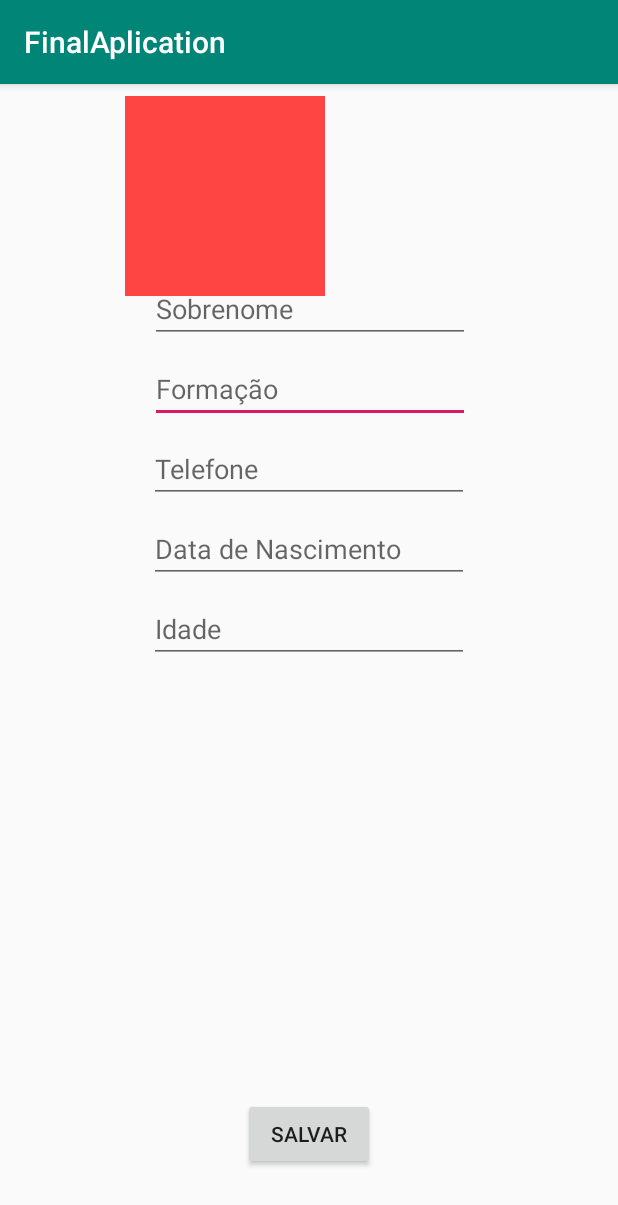
After one commit to lunobepe/projeto-menu, an Android app: the perfil2 screen opened directly, with no data from a screen before it, on a phone screen of 412 x 824 dp. The commit adds this screen. Shown: the top 1205 px of the screen. Run offline under Robolectric (Android 15) with nearby library versions, the phone set to English and light mode, and no system bars.

Commit message:
Adicionando projeto final

```diff
--- a/app/src/main/AndroidManifest.xml
+++ b/app/src/main/AndroidManifest.xml
@@ -20,7 +20,9 @@
             </intent-filter>
         </activity>
         <activity android:name=".calculadoramedia" />
-        <activity android:name=".calculadora"></activity>
+        <activity android:name=".calculadora" />
+        <activity android:name=".perfil" />
+        <activity android:name=".perfil2"></activity>
     </application>
 
 </manifest>
--- a/app/src/main/java/com/lourdinas/finalaplication/MainActivity.java
+++ b/app/src/main/java/com/lourdinas/finalaplication/MainActivity.java
@@ -71,6 +71,7 @@ public class MainActivity extends AppCompatActivity
         if (id == R.id.configuracao) {
             Toast.makeText(getApplicationContext(),
                     "Abrir configurações", Toast.LENGTH_SHORT).show();
+
         } else if (id == R.id.calcularMedia) {
 
             Intent intent = new Intent(MainActivity.this, calculadoramedia.class);
--- /dev/null
+++ b/app/src/main/java/com/lourdinas/finalaplication/perfil2.java
@@ -0,0 +1,50 @@
+package com.lourdinas.finalaplication;
+
+
+import android.content.Intent;
+import android.support.v7.app.AppCompatActivity;
+import android.os.Bundle;
+import android.view.Display;
+import android.view.View;
+import android.widget.EditText;
+import android.widget.Button;
+import android.widget.TextView;
+import android.widget.Toast;
+
+public class perfil2 extends AppCompatActivity {
+
+    @Override
+    protected void onCreate(Bundle savedInstanceState) {
+        super.onCreate(savedInstanceState);
+        setContentView(R.layout.activity_perfil2);
+
+        Button bt_salvar = (Button) findViewById(R.id.bt_salvar);
+
+        TextView tx_nome = findViewById(R.id.tx_nome);
+
+        Intent intentRecebido = getIntent();
+        String nome = intentRecebido.getStringExtra("nome");
+
+        tx_nome.setText(nome);
+
+        final EditText sobrenome = findViewById(R.id.edit_sobrenome);
+        final EditText formacao = findViewById(R.id.edit_formacao);
+        final EditText telefone = findViewById(R.id.edit_telefone);
+        final EditText data = findViewById(R.id.edit_data);
+        final EditText idade = findViewById(R.id.edit_idade);
+
+        bt_salvar.setOnClickListener(new View.OnClickListener() {
+            @Override
+            public void onClick(View v) {
+                Intent intent = new Intent(perfil2.this, perfil.class);
+                intent.putExtra("sobrenome", sobrenome.getText().toString());
+                intent.putExtra("formacao" , formacao.getText().toString());
+                intent.putExtra("telefone" , telefone.getText().toString());
+                intent.putExtra("data"     , data.getText().toString());
+                intent.putExtra("idade"    , idade.getText().toString());
+                startActivity(intent);
+                finish();
+            }
+        });
+    }
+}
--- /dev/null
+++ b/app/src/main/res/layout/activity_perfil2.xml
@@ -0,0 +1,125 @@
+<?xml version="1.0" encoding="utf-8"?>
+<android.support.constraint.ConstraintLayout xmlns:android="http://schemas.android.com/apk/res/android"
+    xmlns:app="http://schemas.android.com/apk/res-auto"
+    xmlns:tools="http://schemas.android.com/tools"
+    android:layout_width="match_parent"
+    android:layout_height="match_parent"
+    tools:context="com.lourdinas.finalaplication.perfil2">
+
+    <ImageView
+        android:id="@+id/image"
+        android:layout_width="200px"
+        android:layout_height="200px"
+        android:layout_marginBottom="8dp"
+        android:layout_marginEnd="8dp"
+        android:layout_marginStart="8dp"
+        android:layout_marginTop="8dp"
+        app:layout_constraintBottom_toTopOf="@+id/edit_sobrenome"
+        app:layout_constraintEnd_toEndOf="parent"
+        app:layout_constraintHorizontal_bias="0.287"
+        app:layout_constraintStart_toStartOf="parent"
+        app:layout_constraintTop_toTopOf="parent"
+        app:layout_constraintVertical_bias="0.0"
+        app:srcCompat="@android:color/holo_red_light" />
+
+    <TextView
+        android:id="@+id/tx_nome"
+        android:layout_width="wrap_content"
+        android:layout_height="wrap_content"
+        android:layout_marginEnd="8dp"
+        android:layout_marginStart="8dp"
+        android:layout_marginTop="44dp"
+        android:text="Nome"
+        android:textSize="20sp"
+        app:layout_constraintEnd_toEndOf="parent"
+        app:layout_constraintHorizontal_bias="0.41"
+        app:layout_constraintStart_toEndOf="@+id/image"
+        app:layout_constraintTop_toTopOf="parent" />
+
+    <EditText
+        android:id="@+id/edit_formacao"
+        android:layout_width="wrap_content"
+        android:layout_height="wrap_content"
+        android:layout_marginEnd="8dp"
+        android:layout_marginStart="8dp"
+        android:layout_marginTop="8dp"
+        android:ems="10"
+        android:hint="Formação"
+        android:inputType="textPersonName"
+        app:layout_constraintEnd_toEndOf="parent"
+        app:layout_constraintHorizontal_bias="0.503"
+        app:layout_constraintStart_toStartOf="parent"
+        app:layout_constraintTop_toBottomOf="@+id/edit_sobrenome" />
+
+    <Button
+        android:id="@+id/bt_salvar"
+        android:layout_width="wrap_content"
+        android:layout_height="wrap_content"
+        android:layout_marginBottom="44dp"
+        android:layout_marginEnd="8dp"
+        android:layout_marginStart="8dp"
+        android:layout_marginTop="8dp"
+        android:text="SALVAR"
+        app:layout_constraintBottom_toBottomOf="parent"
+        app:layout_constraintEnd_toEndOf="parent"
+        app:layout_constraintStart_toStartOf="parent"
+        app:layout_constraintTop_toBottomOf="@+id/edit_idade"
+        app:layout_constraintVertical_bias="1.0" />
+
+    <EditText
+        android:id="@+id/edit_sobrenome"
+        android:layout_width="wrap_content"
+        android:layout_height="wrap_content"
+        android:layout_marginEnd="8dp"
+        android:layout_marginStart="8dp"
+        android:layout_marginTop="56dp"
+        android:ems="10"
+        android:hint="Sobrenome"
+        android:inputType="textPersonName"
+        app:layout_constraintEnd_toEndOf="parent"
+        app:layout_constraintHorizontal_bias="0.503"
+        app:layout_constraintStart_toStartOf="parent"
+        app:layout_constraintTop_toBottomOf="@+id/tx_nome" />
+
+    <EditText
+        android:id="@+id/edit_data"
+        android:layout_width="wrap_content"
+        android:layout_height="wrap_content"
+        android:layout_marginEnd="8dp"
+        android:layout_marginStart="8dp"
+        android:layout_marginTop="8dp"
+        android:ems="10"
+        android:hint="Data de Nascimento"
+        android:inputType="date"
+        app:layout_constraintEnd_toEndOf="parent"
+        app:layout_constraintStart_toStartOf="parent"
+        app:layout_constraintTop_toBottomOf="@+id/edit_telefone" />
+
+    <EditText
+        android:id="@+id/edit_telefone"
+        android:layout_width="wrap_content"
+        android:layout_height="wrap_content"
+        android:layout_marginEnd="8dp"
+        android:layout_marginStart="8dp"
+        android:layout_marginTop="8dp"
+        android:ems="10"
+        android:hint="Telefone"
+        android:inputType="number"
+        app:layout_constraintEnd_toEndOf="parent"
+        app:layout_constraintStart_toStartOf="parent"
+        app:layout_constraintTop_toBottomOf="@+id/edit_formacao" />
+
+    <EditText
+        android:id="@+id/edit_idade"
+        android:layout_width="wrap_content"
+        android:layout_height="wrap_content"
+        android:layout_marginEnd="8dp"
+        android:layout_marginStart="8dp"
+        android:layout_marginTop="8dp"
+        android:ems="10"
+        android:hint="Idade"
+        android:inputType="number"
+        app:layout_constraintEnd_toEndOf="parent"
+        app:layout_constraintStart_toStartOf="parent"
+        app:layout_constraintTop_toBottomOf="@+id/edit_data" />
+</android.support.constraint.ConstraintLayout>
```
Also changed, not shown: app/src/main/java/com/lourdinas/finalaplication/perfil.java (added, +50 -0 lines), app/src/main/res/layout/activity_perfil.xml (added, +66 -0 lines), app/src/main/res/values/strings.xml (+13 -0 lines).
